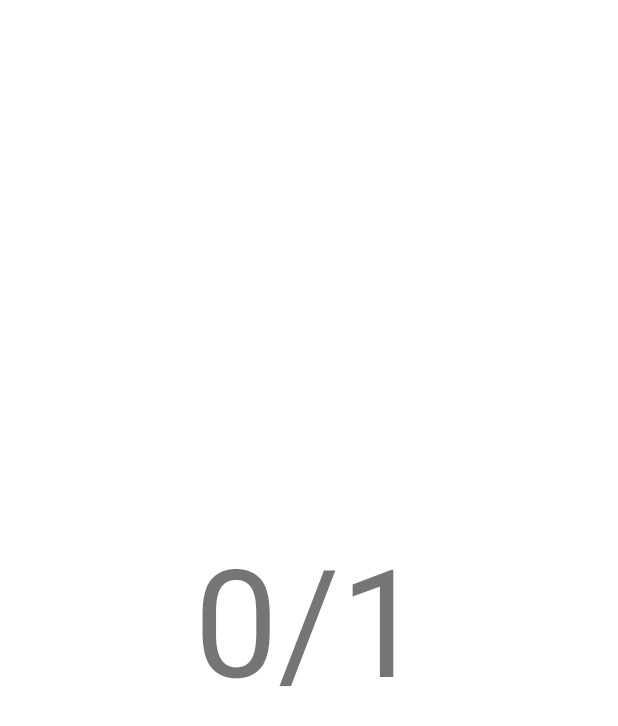
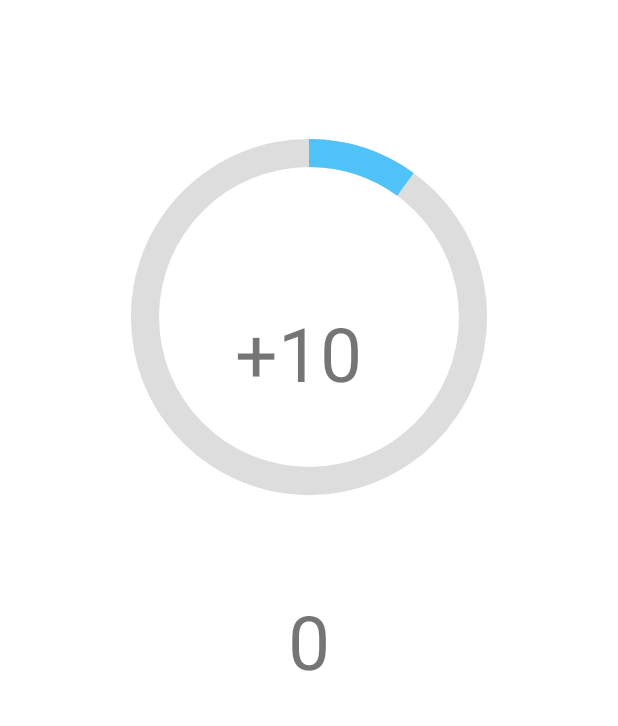
Before and after one commit to AndrewLockVI/TheOfficeQuiz, an Android app: the EndScreen screen opened directly, with no data from a screen before it, on a phone screen of 412 x 824 dp. Shown: the top 726 px of the screen. Run offline under Robolectric (Android 15) with nearby library versions, the phone set to English and light mode, and no system bars; 3 statements that could not run were skipped.

Commit message:
Added shared prefs, progress bar, and score addition number.

```diff
--- a/app/src/main/java/com/nebuladev/quizgame/EndScreen.kt
+++ b/app/src/main/java/com/nebuladev/quizgame/EndScreen.kt
@@ -1,21 +1,36 @@
 package com.nebuladev.quizgame
 
+import android.content.SharedPreferences
 import androidx.appcompat.app.AppCompatActivity
 import android.os.Bundle
+import android.widget.ProgressBar
 import android.widget.TextView
 import androidx.core.app.NotificationCompat.getExtras
+import org.w3c.dom.Text
 
 class EndScreen : AppCompatActivity() {
+
+
+
+
     override fun onCreate(savedInstanceState: Bundle?) {
         super.onCreate(savedInstanceState)
         setContentView(R.layout.activity_end_screen)
         var score : String = getIntent().getStringExtra("score").toString()
         var  scoreText : TextView = findViewById(R.id.scoreText)
-        scoreText.text = score.substringBefore("/")
+        var progressBar1 : ProgressBar = findViewById(R.id.progressToLevel)
+        scoreText.text = "+" + (score.substringBefore("/").toInt() * 10).toString()
+        progressBar1.progress = scoreText.text.toString().toInt()
+        var sharedPreferences : SharedPreferences = getSharedPreferences("score" , MODE_PRIVATE)
+        var sharedPreferencesEditor : SharedPreferences.Editor = sharedPreferences.edit()
+        sharedPreferencesEditor.putInt("score", sharedPreferences.getInt("score" , 0) + score.substringBefore("/").toInt() * 10)
+        sharedPreferencesEditor.commit()
+
+        var totalScore : TextView = findViewById(R.id.totalScore)
+        totalScore.text = sharedPreferences.getInt("score" , 0).toString()
+    }
 
 
 
 
-
-    }
 }
--- a/app/src/main/java/com/nebuladev/quizgame/MainActivity.kt
+++ b/app/src/main/java/com/nebuladev/quizgame/MainActivity.kt
@@ -212,7 +212,7 @@ class MainActivity : AppCompatActivity() {
             }
             override fun onFinish()
             {
-                if(questionsUsed.size == 15)
+                if(questionsUsed.size == 2)
                 {
 
                     intent.putExtra("score" , score.text)
--- /dev/null
+++ b/app/src/main/res/drawable/progress_bar_circualr.xml
@@ -0,0 +1,28 @@
+<?xml version="1.0" encoding="utf-8"?>
+<layer-list xmlns:android="http://schemas.android.com/apk/res/android">
+    <item>
+        <shape
+            android:shape="ring"
+            android:thicknessRatio="16"
+            android:useLevel="false"
+            android:tint="#DDD"
+            >
+        </shape>
+    </item>
+    <item>
+        <shape
+            android:shape="ring"
+            android:thicknessRatio="16"
+            android:useLevel="true"
+            >
+            <solid android:color="@color/light_blue" />
+        </shape>
+
+
+
+
+
+
+    </item>
+
+</layer-list>
--- a/app/src/main/res/layout/activity_end_screen.xml
+++ b/app/src/main/res/layout/activity_end_screen.xml
@@ -8,16 +8,61 @@
 <LinearLayout
     android:layout_width="match_parent"
     android:layout_height="match_parent"
-    android:gravity="center">
+    android:gravity="center"
+    android:orientation="vertical">
+    <ProgressBar
+        android:id="@+id/progressToLevel"
+        android:layout_width="wrap_content"
+        android:layout_height="wrap_content"
+        android:progressDrawable="@drawable/progress_bar_circualr"
+        android:minWidth="300dp"
+        android:minHeight="200dp"
+        android:layout_weight="1"
+        android:progress="10"
+        android:rotation="270"
+        android:indeterminateOnly="false"
+        android:translationY="30dp"
+        >
+
+
+    </ProgressBar>
+
+
+
+
+
     <TextView
         android:layout_width="wrap_content"
         android:layout_height="wrap_content"
-        android:text="0/1"
+        android:text="+10"
         android:id="@+id/scoreText"
-        android:textSize="100dp"
+        android:textSize="50dp"
+        android:translationY="-243dp"
+        android:layout_weight="1"
+        android:translationX="-7dp"
+        android:gravity="center"
 
         >
+    </TextView>
 
+
+    <TextView
+        android:layout_width="wrap_content"
+        android:layout_height="wrap_content"
+        android:text="100 / 250"
+        android:id="@+id/totalScore"
+        android:textSize="50dp"
+        android:layout_weight="1"
+        android:translationY="-200dp"
+
+
+        >
     </TextView>
+
+
+
+
+
+
 </LinearLayout>
 </androidx.constraintlayout.widget.ConstraintLayout>
```
